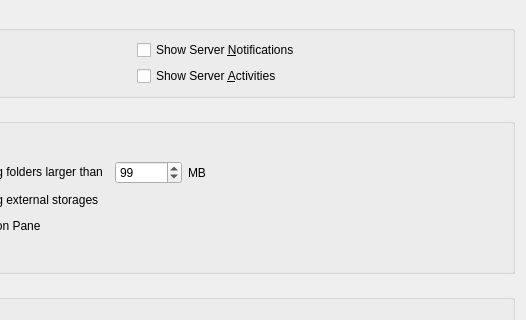
Before: the Qt Designer form src/gui/generalsettings.ui in nextcloud/desktop, drawn with Qt 5; both pictures show x 259 to 785 and y 0 to 320 of the 785 by 523 pixel window.
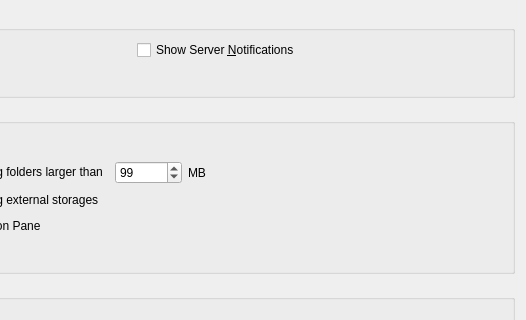
After: the same form once the commit is applied.

Commit message: Removes Server Activities option from General settings.

What changed in the file:
```diff
--- a/src/gui/generalsettings.ui
+++ b/src/gui/generalsettings.ui
@@ -44,13 +44,6 @@
         </property>
        </widget>
       </item>
-      <item row="1" column="1">
-       <widget class="QCheckBox" name="serverActivitiesCheckBox">
-        <property name="text">
-         <string>Show Server &amp;Activities</string>
-        </property>
-       </widget>
-      </item>
      </layout>
     </widget>
    </item>
```
The commit also changes 4 other files.
